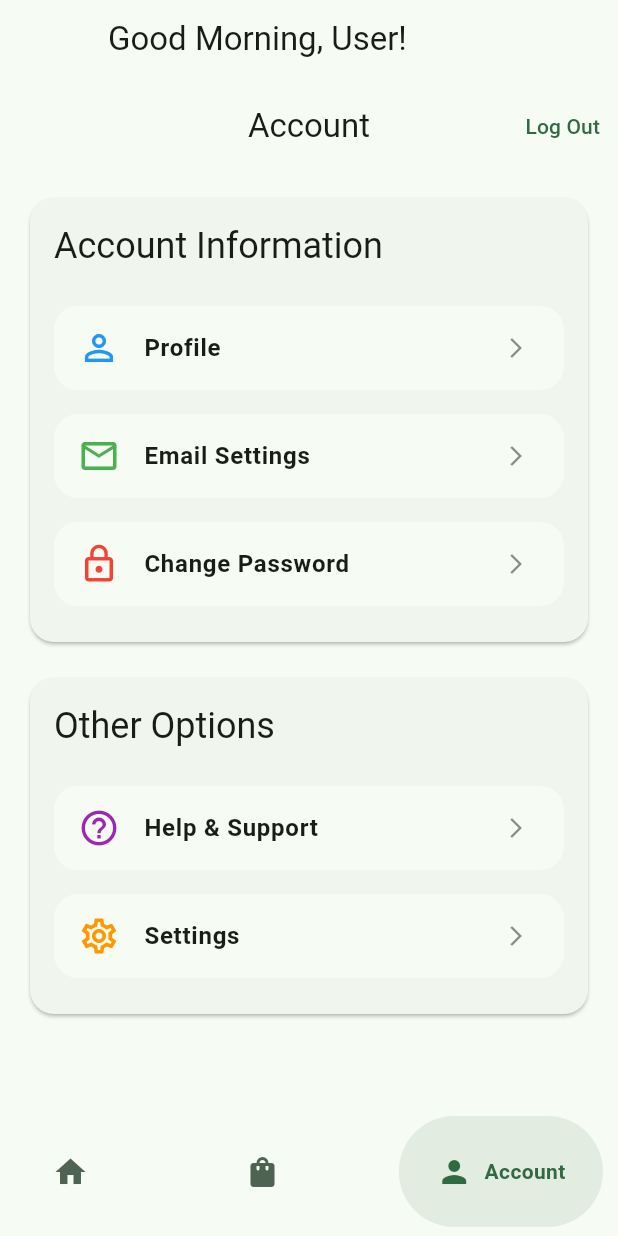
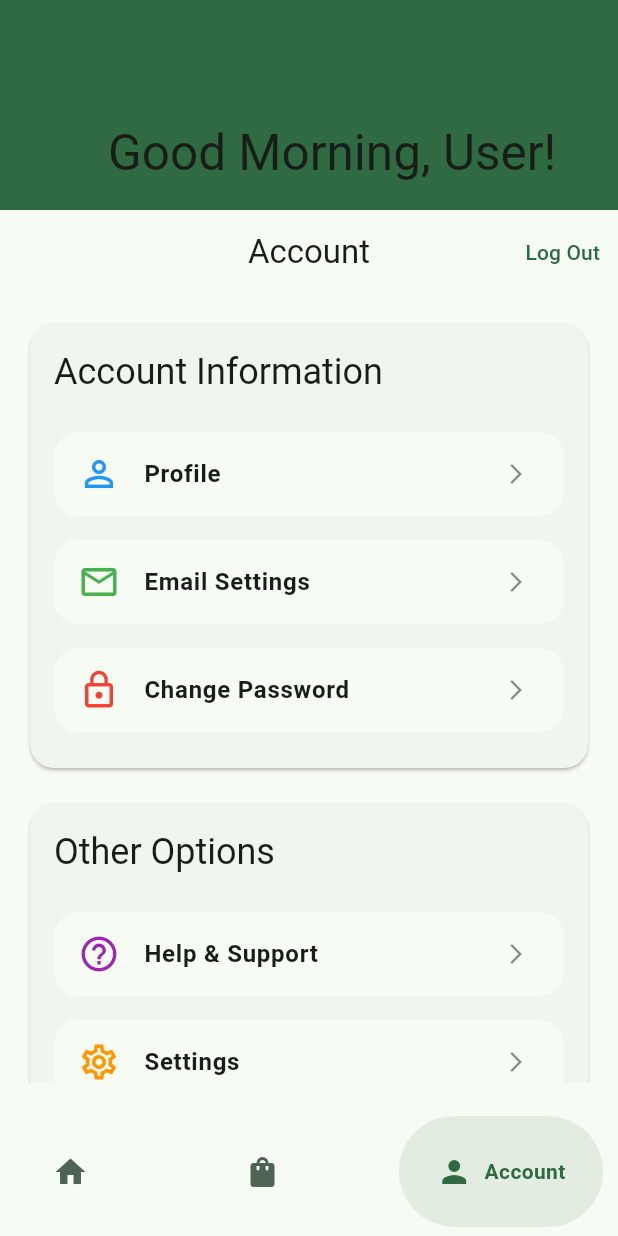
Before and after one commit to RichrBird/tempo_cafe_v2, a Flutter app: the screen it shows once a user with an empty profile is signed in, item 3 of the bottom bar chosen, on a phone screen of 412 x 824 dp. Run offline on Flutter 3.47's test engine with Material 3 defaults, Android fonts, the light colour scheme and no system bars; drawn by our look-alikes of google_nav_bar; our stand-ins replace cached_network_image, supabase_flutter; accounts and stored records are empty.

Commit message:
cambios luis

```diff
--- a/lib/screens/home_screen.dart
+++ b/lib/screens/home_screen.dart
@@ -47,17 +47,20 @@
     return response; // response is already a List
   }
 
-  Widget _buildMenuCards(BuildContext context) {
-    return FutureBuilder<List<dynamic>>(
+  List<Widget> _buildMenuCardsSliver(BuildContext context) {
+    return [
+      FutureBuilder<List<dynamic>>(
         future: _fetchMenu(),
         builder: (context, snapshot) {
           if (!snapshot.hasData) {
-          return const Center(child: CircularProgressIndicator());
+            return SliverFillRemaining(
+              child: const Center(child: CircularProgressIndicator()),
+            );
           }
           final drinks = snapshot.data!;
-        return ListView.builder(
-          itemCount: drinks.length,
-          itemBuilder: (context, index) {
+          return SliverList(
+            delegate: SliverChildBuilderDelegate(
+              (context, index) {
                 final drink = drinks[index];
                 return Card(
                   shape: RoundedRectangleBorder(
@@ -124,38 +127,43 @@
                   ),
                 );
               },
+              childCount: drinks.length,
+            ),
           );
         },
-    );
+      ),
+    ];
   }
 
   @override
   Widget build(BuildContext context) {
-    Widget bodyContent;
+    List<Widget> slivers = [
+      SliverAppBar(
+        pinned: true,
+        floating: false,
+        expandedHeight: 140.0,
+        flexibleSpace: FlexibleSpaceBar(
+          title: Text('${_getGreeting()}, User!'),
+          background: Container(
+            color: Theme.of(context).colorScheme.primary,
+          ),
+        ),
+      ),
+    ];
+
     if (_selectedIndex == 0) {
-      bodyContent = _buildMenuCards(context);
+      slivers.addAll(_buildMenuCardsSliver(context));
     } else {
-      bodyContent = _widgetOptions.elementAt(_selectedIndex);
+      slivers.add(
+        SliverFillRemaining(
+          child: _widgetOptions.elementAt(_selectedIndex),
+        ),
+      );
     }
 
     return Scaffold(
       body: CustomScrollView(
-        slivers: [
-          SliverAppBar(
-            pinned: false,
-            floating: false,
-            //expandedHeight: 140.0,
-            flexibleSpace: FlexibleSpaceBar(
-              title: Text('${_getGreeting()}, User!'),
-              /* background: Container(
-                color: Theme.of(context).colorScheme.primary.withOpacity(0.2),
-              ), */
-            ),
-          ),
-          SliverFillRemaining(
-            child: bodyContent,
-          ),
-        ],
+        slivers: slivers,
       ),
       bottomNavigationBar: Container(
         padding: const EdgeInsets.symmetric(horizontal: 10),
```
Lines whose indentation alone changed are shown as unchanged.
